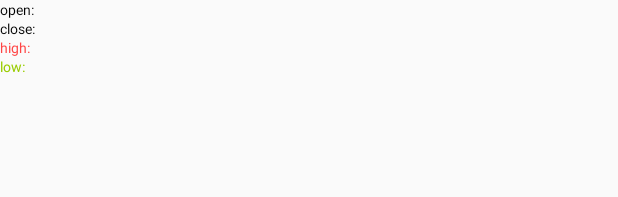
After one commit to lichen228/SChart, an Android app: the layout layout_markview.xml on its own in the app's theme, with its tools: preview values and no code run, on a phone screen of 412 x 824 dp. The commit adds this screen. Shown: the top 197 px of the screen. Run offline under Robolectric (Android 15) with nearby library versions, the phone set to English and light mode, and no system bars.

Commit message:
Add MarkView

```diff
--- a/app/build.gradle
+++ b/app/build.gradle
@@ -27,4 +27,6 @@ dependencies {
     androidTestImplementation 'com.android.support.test.espresso:espresso-core:3.0.1'
 
     compile 'com.github.PhilJay:MPAndroidChart:v3.0.2'
+    compile 'com.google.guava:guava:23.5-android'
+    compile 'joda-time:joda-time:2.9.9'
 }
--- /dev/null
+++ b/app/src/main/res/layout/layout_markview.xml
@@ -0,0 +1,35 @@
+<?xml version="1.0" encoding="utf-8"?>
+<LinearLayout xmlns:android="http://schemas.android.com/apk/res/android"
+    android:layout_width="60dp"
+    android:layout_height="60dp"
+    android:orientation="vertical">
+
+    <TextView
+        android:layout_width="match_parent"
+        android:layout_height="wrap_content"
+        android:text="open:"
+        android:textColor="@android:color/black"
+        android:textSize="9dp" />
+
+    <TextView
+        android:layout_width="match_parent"
+        android:layout_height="wrap_content"
+        android:text="close:"
+        android:textColor="@android:color/black"
+        android:textSize="9dp" />
+
+    <TextView
+        android:layout_width="match_parent"
+        android:layout_height="wrap_content"
+        android:text="high:"
+        android:textColor="@android:color/holo_red_light"
+        android:textSize="9dp" />
+
+    <TextView
+        android:layout_width="match_parent"
+        android:layout_height="wrap_content"
+        android:text="low:"
+        android:textColor="@android:color/holo_green_light"
+        android:textSize="9dp" />
+
+</LinearLayout>
```
Also changed, not shown: app/src/main/java/com/chen/schart/MainActivity.java (+17 -3 lines).
